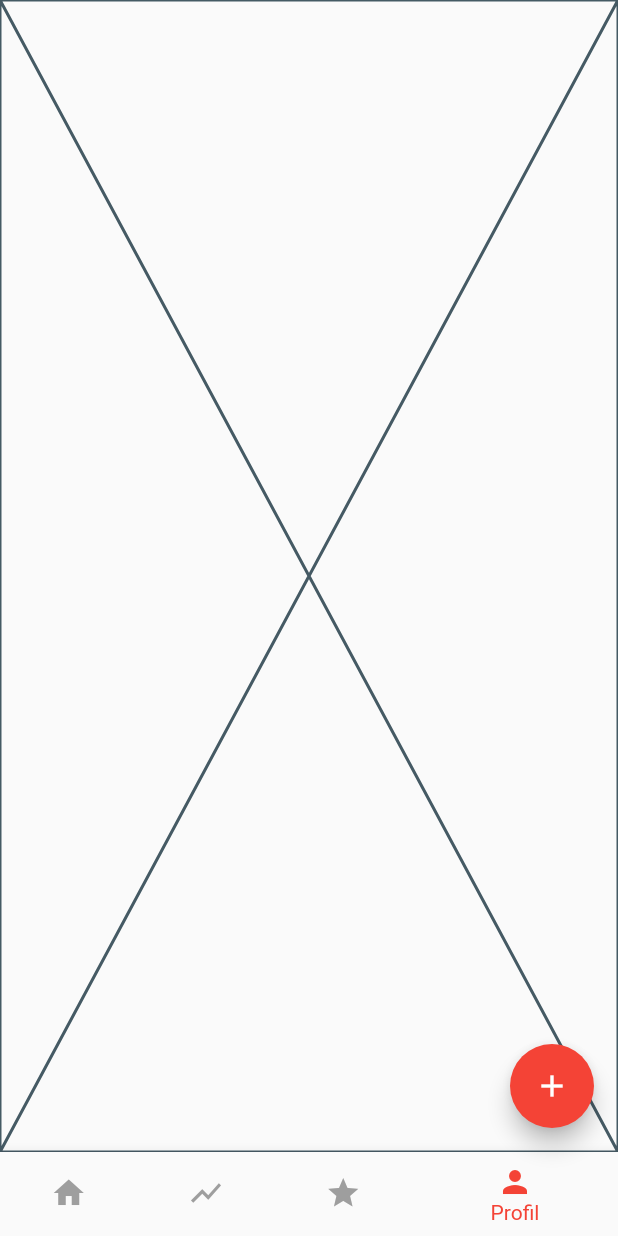
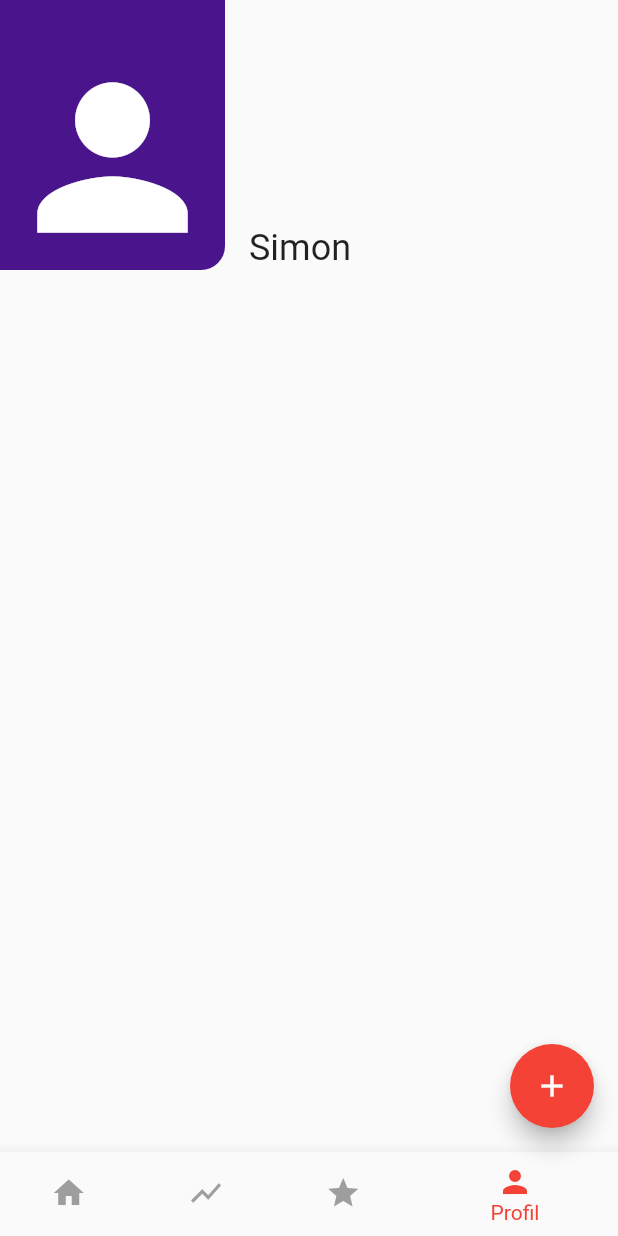
Before and after one commit to simonwachtler/mydailywin, a Flutter app: the screen it shows after launch, item 4 of the bottom bar chosen, on a phone screen of 412 x 824 dp. Run offline on Flutter 3.47's test engine with Material 2 defaults, Android fonts, the phone set to English and light mode, and no system bars; drawn by our look-alikes of flutter_speed_dial.

Commit message:
profilseite

```diff
--- a/lib/main.dart
+++ b/lib/main.dart
@@ -4,6 +4,7 @@ import 'package:flutter_speed_dial/flutter_speed_dial.dart';
 import 'greeting.dart';
 import 'hall_of_fame.dart';
 import 'level.dart';
+import 'profil.dart';
 
 void main() {
   runApp(MyApp());
@@ -53,7 +54,7 @@ class _MyHomePageState extends State<MyHomePage> {
       case 2:
         return HallOfFame();
       default:
-        return Placeholder();
+        return Profil();
     }
   }
 
@@ -120,7 +121,7 @@ class _SpeedDialAddState extends State<SpeedDialAdd> {
       child: Icon(isExpanded ? Icons.close : Icons.add),
       children: [
         SpeedDialChild(
-          child: Icon(Icons.arrow_right),
+          child: Icon(Icons.wb_sunny),
           label: "Start in den Tag",
         ),
         SpeedDialChild(
--- /dev/null
+++ b/lib/profil.dart
@@ -0,0 +1,46 @@
+import 'package:flutter/material.dart';
+
+class Profil extends StatelessWidget {
+  @override
+  Widget build(BuildContext context) {
+    return Scaffold(
+      body: Column(children: [
+        Row(
+          children: [
+            Container(
+              decoration: new BoxDecoration(
+                color: Colors.purple[900],
+                borderRadius:
+                    BorderRadius.only(bottomRight: Radius.circular(16)),
+              ),
+              child: Column(
+                children: <Widget>[
+                  SizedBox(
+                    height: 30,
+                  ),
+                  Icon(Icons.person, color: Colors.white, size: 150),
+                ],
+              ),
+            ),
+            Padding(
+              padding: const EdgeInsets.only(left: 16, top: 150),
+              child:
+                  Text("Simon", style: Theme.of(context).textTheme.headline5),
+            )
+          ],
+        ),
+      ]),
+    );
+  }
+}
+
+class ProfilBox extends StatelessWidget {
+  final Color color;
+  final Widget child;
+
+  const ProfilBox({Key key, this.color, this.child}) : super(key: key);
+  @override
+  Widget build(BuildContext context) {
+    return Container();
+  }
+}
```
